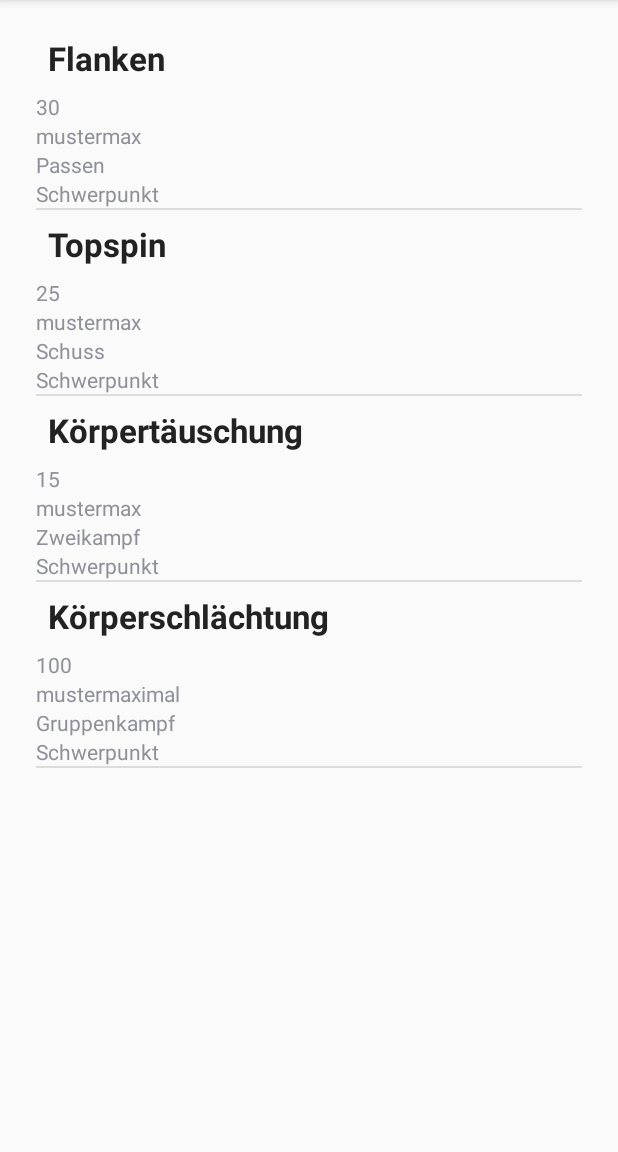
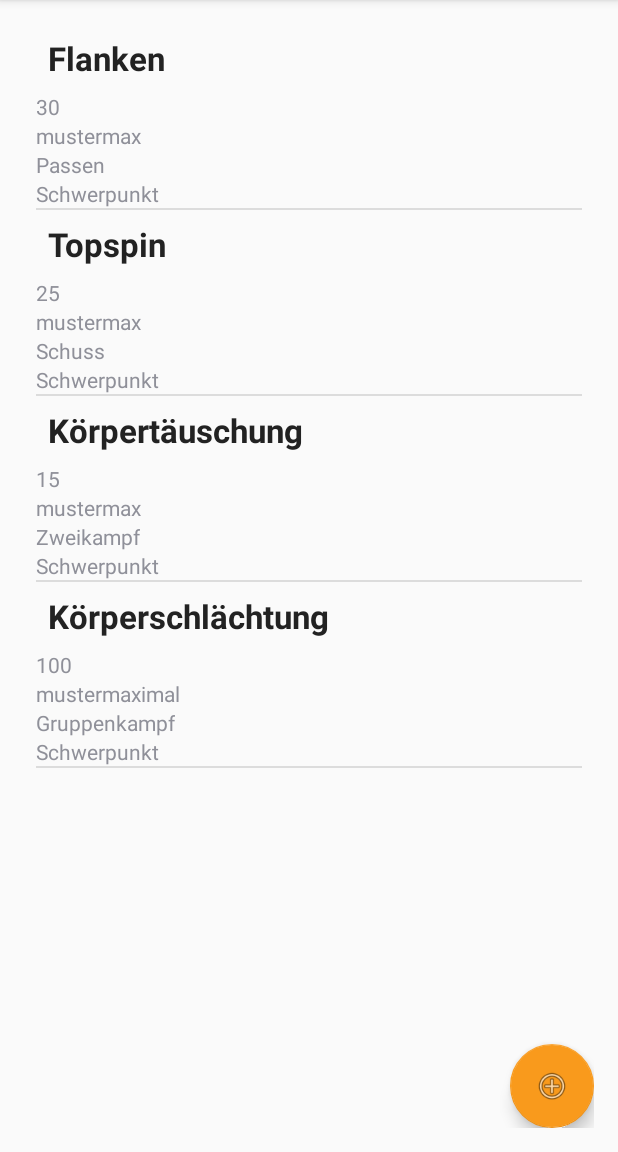
Before and after one commit to FBrand/MobileComputing2017, an Android app: the screen it shows after launch (MainActivity), after a tap on "Übungen", on a phone screen of 412 x 824 dp, the part 84-1236 px from its top. Run offline under Robolectric (Android 15) with nearby library versions, the phone set to English and light mode, and no system bars; libraries missing offline, so code that uses them is left out: org.joml; 1 statement that could not run was skipped.

Commit message:
Fab in Menu-Aktivity hinzugefügt

```diff
--- a/SCLerchenbergTrainerAssist/app/src/main/java/com/scltrainer/uni_mainz/sclerchenbergtrainerassist/MainActivity.java
+++ b/SCLerchenbergTrainerAssist/app/src/main/java/com/scltrainer/uni_mainz/sclerchenbergtrainerassist/MainActivity.java
@@ -15,6 +15,7 @@ import android.content.pm.PackageManager;
 import android.icu.util.Calendar;
 import android.provider.CalendarContract;
 import android.support.annotation.NonNull;
+import android.support.design.widget.FloatingActionButton;
 import android.support.v7.app.AppCompatActivity;
 import android.os.Bundle;
 import android.text.Editable;
@@ -41,6 +42,7 @@ public class MainActivity extends AppCompatActivity {
     FragmentManager fm;
 
     Button startdialogButton;
+    FloatingActionButton fab;
 
     @Override
     protected void onCreate(Bundle savedInstanceState) {
@@ -57,18 +59,22 @@ public class MainActivity extends AppCompatActivity {
         ft.commit();
 
         //Startdialog
-        boolean startdialogUnterdrücken = false; //Boolean um Startdialog zu unterdrücken
+        boolean startdialogUnterdrücken = true; //Boolean um Startdialog zu unterdrücken
         SharedPreferences shared = this.getPreferences(Context.MODE_PRIVATE);
         boolean isFirstRun = shared.getBoolean("ISFIRSTRUN", true);
-        isFirstRun = true; //Um ersten Start zu simulieren
+        //isFirstRun = true; //Um ersten Start zu simulieren
 
         if(isFirstRun && !startdialogUnterdrücken){
             this.startdialog();
 
             SharedPreferences.Editor edit = shared.edit();
             edit.putBoolean("ISFIRSTRUN", false);
+            edit.putString("LASTDATABASEUPDATE", "0000-00-00 00:00:00");
             edit.commit();
         }
+
+        this.fab = (FloatingActionButton) findViewById(R.id.fab_menu);
+        this.fab.hide();
 
         Log.i("APP", "onCreate ende");
     }
@@ -76,10 +82,10 @@ public class MainActivity extends AppCompatActivity {
 
     @Override
     public void onBackPressed(){
-        if (getFragmentManager().getBackStackEntryCount()== 0){
+        getFragmentManager().popBackStack();
+        fab.hide();
+        if (getFragmentManager().getBackStackEntryCount() == 0){
             super.onBackPressed();
-        } else {
-            getFragmentManager().popBackStack();
         }
     }
 
--- a/SCLerchenbergTrainerAssist/app/src/main/java/com/scltrainer/uni_mainz/sclerchenbergtrainerassist/MenuFragment.java
+++ b/SCLerchenbergTrainerAssist/app/src/main/java/com/scltrainer/uni_mainz/sclerchenbergtrainerassist/MenuFragment.java
@@ -7,6 +7,7 @@ import android.app.FragmentTransaction;
 import android.app.ListFragment;
 import android.os.Bundle;
 
+import android.support.design.widget.FloatingActionButton;
 import android.util.Log;
 import android.view.LayoutInflater;
 import android.view.View;
@@ -23,12 +24,14 @@ import android.widget.Toast;
  */
 public class MenuFragment extends ListFragment implements OnItemClickListener {
 
+    FloatingActionButton fab;
 
     @Override
     public View onCreateView(LayoutInflater inflater,
                              ViewGroup container, Bundle savedInstanceState) {
         Log.i("APP", "onCreateView start");
         View view = inflater.inflate(R.layout.fragment_menu, container, false);
+        fab = (FloatingActionButton) getActivity().findViewById(R.id.fab_menu);
         Log.i("APP", "onCreate ende");
         return view;
 
@@ -60,9 +63,11 @@ public class MenuFragment extends ListFragment implements OnItemClickListener {
         switch (position){
             case 0:
                 doTransaction(R.id.menu_frame, new UebungenListeFragment(), "uebungsliste");
+                fab.show();
                 break;
             case 1:
                 doTransaction(R.id.menu_frame, new EinheitenListeFragment(), "einheitenliste");
+                fab.show();
                 break;
             case 2:
                 doTransaction(R.id.menu_frame, new EinstellungenFragment(), "einstellungen");
--- a/SCLerchenbergTrainerAssist/app/src/main/java/com/scltrainer/uni_mainz/sclerchenbergtrainerassist/UebungenListeFragment.java
+++ b/SCLerchenbergTrainerAssist/app/src/main/java/com/scltrainer/uni_mainz/sclerchenbergtrainerassist/UebungenListeFragment.java
@@ -4,6 +4,7 @@ import android.app.ListFragment;
 import android.content.Intent;
 import android.database.Cursor;
 import android.os.Bundle;
+import android.support.design.widget.FloatingActionButton;
 import android.util.Log;
 import android.view.LayoutInflater;
 import android.view.View;
@@ -41,7 +42,6 @@ public class UebungenListeFragment extends ListFragment implements OnItemClickLi
         Log.i(TAG, "startManagingCursor");
         listAdapter = new UebungenListeAdapter(getActivity(), dbCursor);
         setListAdapter(listAdapter);
-
 
         Log.i(TAG, "onCreateView fertig");
 
--- a/SCLerchenbergTrainerAssist/app/src/main/res/layout/activity_main.xml
+++ b/SCLerchenbergTrainerAssist/app/src/main/res/layout/activity_main.xml
@@ -1,7 +1,7 @@
 <?xml version="1.0" encoding="utf-8"?>
-<RelativeLayout
-        xmlns:android="http://schemas.android.com/apk/res/android"
+<RelativeLayout xmlns:android="http://schemas.android.com/apk/res/android"
     xmlns:tools="http://schemas.android.com/tools"
+    xmlns:app="http://schemas.android.com/apk/res-auto"
     android:id="@+id/activity_main"
     android:layout_width="match_parent"
     android:layout_height="match_parent"
@@ -12,22 +12,28 @@
     tools:context="com.scltrainer.uni_mainz.sclerchenbergtrainerassist.MainActivity">
 
 
+    <android.support.design.widget.FloatingActionButton
+        android:id="@+id/fab_menu"
+        android:layout_width="wrap_content"
+        android:layout_height="wrap_content"
+        android:layout_alignParentRight="true"
+        android:layout_alignParentBottom="true"
+        android:layout_gravity="bottom|end"
+        app:srcCompat="@android:drawable/ic_menu_add" />
+
     <LinearLayout
             android:orientation="vertical"
             android:layout_width="match_parent"
             android:layout_height="match_parent" android:layout_alignParentTop="true"
             android:layout_centerHorizontal="true">
+
         <FrameLayout
                 android:id="@+id/menu_frame"
                 android:layout_width="match_parent"
                 android:layout_height="match_parent">
-        </FrameLayout>
-        <FrameLayout
-                android:id="@+id/detail_frame"
-                android:layout_width="match_parent"
-                android:layout_height="match_parent"
-                android:visibility="gone">
 
         </FrameLayout>
+
     </LinearLayout>
+
 </RelativeLayout>
```
Lines whose indentation alone changed are shown as unchanged.
